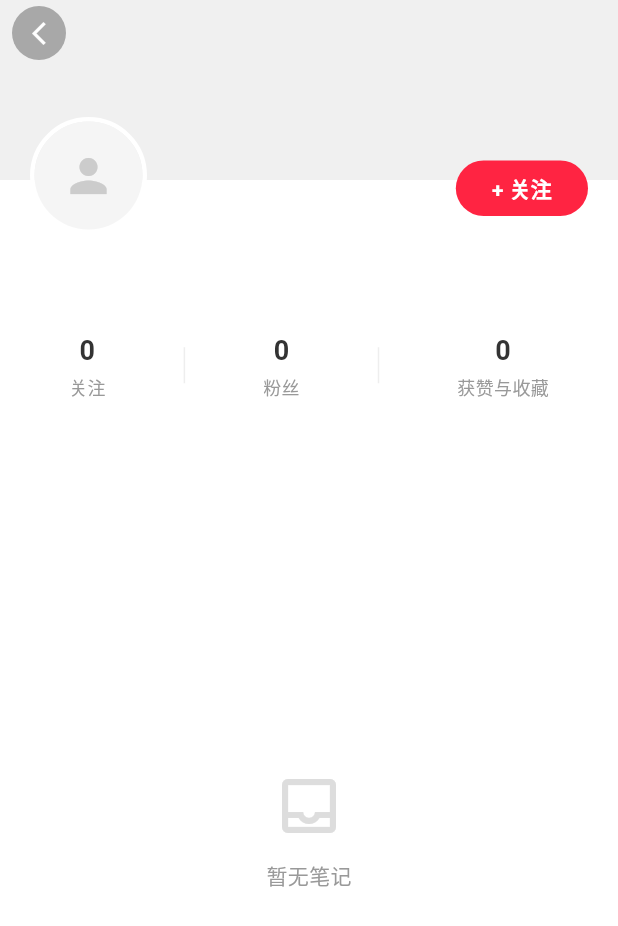
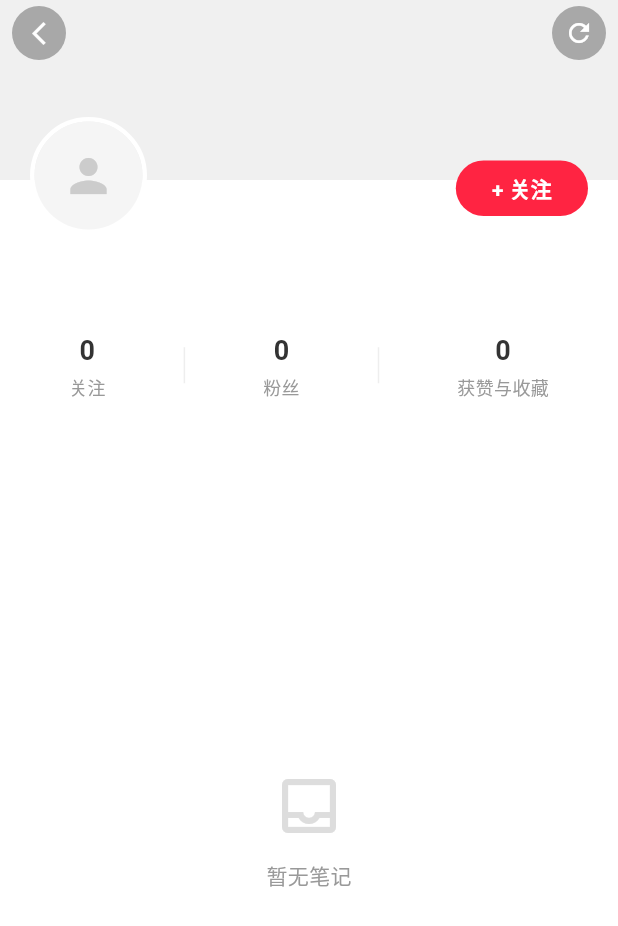
Before and after one commit to huddnyuesdi-cmd/yue-app, a Flutter app: the UserProfilePage screen opened directly with empty values, on a phone screen of 412 x 824 dp. Shown: the top 926 px of the screen. Run offline on Flutter 3.47's test engine with Material 3 defaults, Android fonts, the phone set to English and light mode, and no system bars; our stand-ins replace dio, open_filex, package_info_plus, permission_handler, shared_preferences; accounts and stored records are empty; network calls fail.

Commit message:
Fix black border on curved screens, replace pull-to-refresh with tap refresh, fix follow state initialization
Co-authored-by: huddnyuesdi-cmd <262306562+huddnyuesdi-cmd@users.noreply.github.com>

```diff
--- a/yue_app/lib/app.dart
+++ b/yue_app/lib/app.dart
@@ -2,11 +2,14 @@ import 'package:flutter/material.dart';
 import 'package:flutter/services.dart';
 import 'pages/splash_page.dart';
 
-/// System overlay style used across the app: transparent status bar with dark icons.
+/// System overlay style used across the app: transparent status/navigation bars with dark icons.
 const kSystemUiOverlayStyle = SystemUiOverlayStyle(
   statusBarColor: Colors.transparent,
   statusBarIconBrightness: Brightness.dark,
   statusBarBrightness: Brightness.light,
+  systemNavigationBarColor: Colors.transparent,
+  systemNavigationBarIconBrightness: Brightness.dark,
+  systemNavigationBarDividerColor: Colors.transparent,
 );
 
 class YueMApp extends StatelessWidget {
--- a/yue_app/lib/main.dart
+++ b/yue_app/lib/main.dart
@@ -5,5 +5,6 @@ import 'app.dart';
 void main() {
   WidgetsFlutterBinding.ensureInitialized();
   SystemChrome.setSystemUIOverlayStyle(kSystemUiOverlayStyle);
+  SystemChrome.setEnabledSystemUIMode(SystemUiMode.edgeToEdge);
   runApp(const YueMApp());
 }
--- a/yue_app/lib/pages/user_profile_page.dart
+++ b/yue_app/lib/pages/user_profile_page.dart
@@ -32,6 +32,7 @@ class _UserProfilePageState extends State<UserProfilePage> {
   bool _isFollowing = false;
   bool _isFollowLoading = false;
   bool _isToggling = false;
+  bool _isRefreshing = false;
   double _followScale = 1.0;
 
   @override
@@ -90,15 +91,18 @@ class _UserProfilePageState extends State<UserProfilePage> {
         postService.getUserInfo(widget.userId),
         postService.getUserStats(widget.userId),
         postService.getUserPosts(widget.userId),
+        postService.getFollowStatus(widget.userId),
       ]);
 
       if (mounted) {
+        final followStatus = results[3] as Map<String, dynamic>;
         setState(() {
           _userInfo = results[0] as Map<String, dynamic>;
           _stats = results[1] as Map<String, dynamic>;
           _posts = (results[2] as PostListResponse).posts;
           if (!_isToggling) {
-            _isFollowing = _userInfo['is_following'] as bool?
+            _isFollowing = followStatus['is_following'] as bool?
+                ?? _userInfo['is_following'] as bool?
                 ?? _userInfo['followed'] as bool?
                 ?? false;
           }
@@ -120,14 +124,17 @@ class _UserProfilePageState extends State<UserProfilePage> {
         postService.getUserInfo(widget.userId),
         postService.getUserStats(widget.userId),
         postService.getUserPosts(widget.userId),
+        postService.getFollowStatus(widget.userId),
       ]);
       if (mounted) {
+        final followStatus = results[3] as Map<String, dynamic>;
         setState(() {
           _userInfo = results[0] as Map<String, dynamic>;
           _stats = results[1] as Map<String, dynamic>;
           _posts = (results[2] as PostListResponse).posts;
           if (!_isToggling) {
-            _isFollowing = _userInfo['is_following'] as bool?
+            _isFollowing = followStatus['is_following'] as bool?
+                ?? _userInfo['is_following'] as bool?
                 ?? _userInfo['followed'] as bool?
                 ?? false;
           }
@@ -213,10 +220,7 @@ class _UserProfilePageState extends State<UserProfilePage> {
           : LayoutBuilder(
               builder: (context, constraints) {
                 final crossAxisCount = LayoutConfig.getGridColumnCount(constraints.maxWidth);
-                return RefreshIndicator(
-                  onRefresh: _refreshProfile,
-                  color: const Color(0xFF222222),
-                  child: CustomScrollView(
+                return CustomScrollView(
                   slivers: [
                     SliverToBoxAdapter(child: _buildProfileHeader(nickname, avatar, bio, userId, background: background, verified: verified, verifiedName: verifiedName)),
                     SliverToBoxAdapter(child: _buildStatsRow()),
@@ -246,7 +250,6 @@ class _UserProfilePageState extends State<UserProfilePage> {
                         ),
                       ),
                   ],
-                  ),
                 );
               },
             ),
@@ -302,6 +305,36 @@ class _UserProfilePageState extends State<UserProfilePage> {
                       shape: BoxShape.circle,
                     ),
                     child: const Icon(Icons.arrow_back_ios_new, color: Colors.white, size: 18),
+                  ),
+                ),
+              ),
+              // Refresh button on background top-right
+              Positioned(
+                right: 8,
+                top: MediaQuery.of(context).padding.top + 4,
+                child: GestureDetector(
+                  onTap: () async {
+                    if (_isRefreshing) return;
+                    setState(() => _isRefreshing = true);
+                    await _refreshProfile();
+                    if (mounted) setState(() => _isRefreshing = false);
+                  },
+                  child: Container(
+                    width: 36,
+                    height: 36,
+                    decoration: BoxDecoration(
+                      color: Colors.black.withValues(alpha: 0.3),
+                      shape: BoxShape.circle,
+                    ),
+                    child: _isRefreshing
+                        ? const Padding(
+                            padding: EdgeInsets.all(9),
+                            child: CircularProgressIndicator(
+                              color: Colors.white,
+                              strokeWidth: 2,
+                            ),
+                          )
+                        : const Icon(Icons.refresh, color: Colors.white, size: 20),
                   ),
                 ),
               ),
```
Also changed, not shown: 2 other files. Lines whose indentation alone changed are shown as unchanged.
